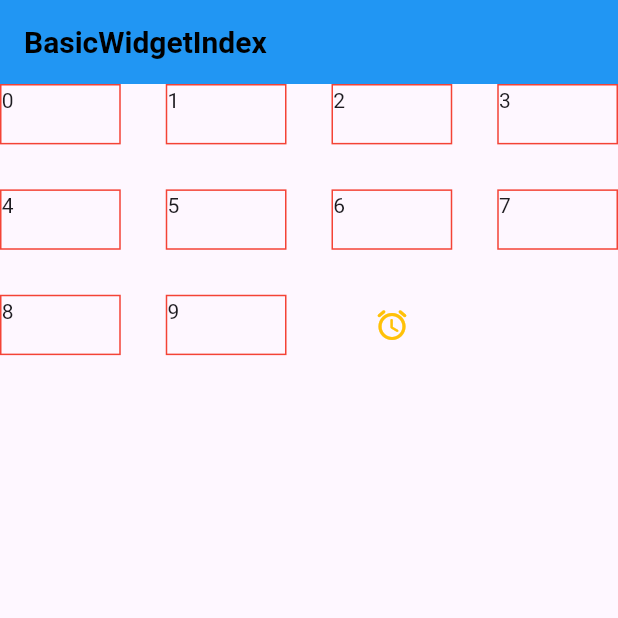
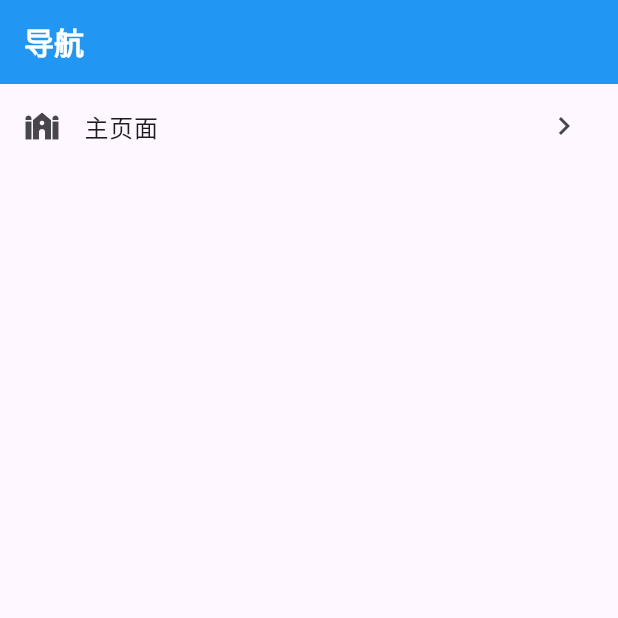
Before and after one commit to ChaoQunPeng/pcq-flutter-scaffold, a Flutter app: the screen it shows after launch, on a phone screen of 412 x 824 dp, the top half of it. Run offline on Flutter 3.47's test engine with Material 3 defaults, Android fonts, the phone set to English and light mode, and no system bars; our stand-ins replace get.

Commit message:
✨ feat: 增加路由配置

```diff
--- /dev/null
+++ b/lib/common/routers/index.dart
@@ -0,0 +1,3 @@
+export './names.dart';
+export './pages.dart';
+export './observers.dart';
--- /dev/null
+++ b/lib/common/routers/names.dart
@@ -0,0 +1,12 @@
+/*
+ * @Author: PengChaoQun 1152684231@qq.com
+ * @Date: 2024-06-16 15:06:38
+ * @LastEditors: PengChaoQun 1152684231@qq.com
+ * @LastEditTime: 2024-06-16 15:09:14
+ * @FilePath: /pcq_flutter_app/lib/common/routers/names.dart
+ * @Description:
+ */
+class RouteNames {
+  static const indexView = '/index_view';
+  static const main = '/main';
+}
--- /dev/null
+++ b/lib/common/routers/pages.dart
@@ -0,0 +1,30 @@
+/*
+ * @Author: PengChaoQun 1152684231@qq.com
+ * @Date: 2024-06-16 15:06:44
+ * @LastEditors: PengChaoQun 1152684231@qq.com
+ * @LastEditTime: 2024-06-16 15:35:21
+ * @FilePath: /pcq_flutter_app/lib/common/routers/pages.dart
+ * @Description:
+ */
+import 'package:flutter/material.dart';
+import 'package:get/get.dart';
+import 'package:pcq_flutter_app/pages/index_view/index.dart';
+
+import '../../pages/index.dart';
+import 'index.dart';
+
+class RoutePages {
+  static final RouteObserver<Route> observer = RouteObservers();
+  static List<String> history = [];
+
+  static List<GetPage> list = [
+    GetPage(
+      name: "/",
+      page: () => const IndexViewPage(),
+    ),
+    GetPage(
+      name: RouteNames.main,
+      page: () => const MainPage(),
+    ),
+  ];
+}
--- a/lib/main.dart
+++ b/lib/main.dart
@@ -2,15 +2,14 @@
  * @Author: PengChaoQun 1152684231@qq.com
  * @Date: 2024-06-08 15:49:16
  * @LastEditors: PengChaoQun 1152684231@qq.com
- * @LastEditTime: 2024-06-15 15:07:17
+ * @LastEditTime: 2024-06-16 15:39:44
  * @FilePath: /pcq_flutter_app/lib/main.dart
  * @Description:
  */
 import 'package:flutter/material.dart';
 import 'package:get/get.dart';
 import 'package:pcq_flutter_app/common/index.dart';
-import 'package:pcq_flutter_app/pages/basic_widget_index/basic_widget_index.dart';
-import 'pages/index.dart';
+import 'package:pcq_flutter_app/pages/index_view/index.dart';
 
 void main() {
   runApp(const MyApp());
@@ -28,16 +27,24 @@ class MyApp extends StatelessWidget {
         appBarTheme: const AppBarTheme(
           color: Colors.blue,
           titleTextStyle: TextStyle(
-            color: Colors.black,
+            color: Colors.white,
             fontSize: 20,
             fontWeight: FontWeight.bold,
+          ),
+          iconTheme: IconThemeData(
+            color: Colors.white,
           ),
         ),
         // colorScheme: ColorScheme.fromSeed(seedColor: Colors.deepPurple),
         // scaffoldBackgroundColor: Colors.amber,
         useMaterial3: true,
       ),
-      home: const BasicWidgetIndex(),
+
+      // home: const IndexViewPage(),
+      // 路由
+      initialRoute: RouteNames.indexView,
+      getPages: RoutePages.list,
+      navigatorObservers: [RoutePages.observer],
     );
   }
 }
--- /dev/null
+++ b/lib/pages/index_view/controller.dart
@@ -0,0 +1,38 @@
+/*
+ * @Author: PengChaoQun 1152684231@qq.com
+ * @Date: 2024-06-16 11:56:50
+ * @LastEditors: PengChaoQun 1152684231@qq.com
+ * @LastEditTime: 2024-06-16 15:30:15
+ * @FilePath: /pcq_flutter_app/lib/pages/index_view/controller.dart
+ * @Description:
+ */
+import 'package:get/get.dart';
+import 'package:pcq_flutter_app/common/index.dart';
+
+class IndexViewController extends GetxController {
+  IndexViewController();
+
+  _initData() {
+    update(["index_view"]);
+  }
+
+  goMainView() {
+    Get.toNamed(RouteNames.main);
+  }
+
+  // @override
+  // void onInit() {
+  //   super.onInit();
+  // }
+
+  @override
+  void onReady() {
+    super.onReady();
+    _initData();
+  }
+
+  // @override
+  // void onClose() {
+  //   super.onClose();
+  // }
+}
--- /dev/null
+++ b/lib/pages/index_view/index.dart
@@ -0,0 +1,4 @@
+library index_view;
+
+export 'controller.dart';
+export 'view.dart';
--- /dev/null
+++ b/lib/pages/index_view/view.dart
@@ -0,0 +1,47 @@
+/*
+ * @Author: PengChaoQun 1152684231@qq.com
+ * @Date: 2024-06-16 11:56:50
+ * @LastEditors: PengChaoQun 1152684231@qq.com
+ * @LastEditTime: 2024-06-16 15:43:33
+ * @FilePath: /pcq_flutter_app/lib/pages/index_view/view.dart
+ * @Description:
+ */
+import 'package:flutter/material.dart';
+import 'package:get/get.dart';
+
+import 'index.dart';
+import 'widgets/list_item.dart';
+
+
+class IndexViewPage extends GetView<IndexViewController> {
+  const IndexViewPage({Key? key}) : super(key: key);
+
+  // 主视图
+  Widget _buildView() {
+    return ListView(
+      children: [
+        ListItem(
+          title: "主页面",
+          icon: Icons.synagogue,
+          onTap: controller.goMainView,
+        ),
+      ],
+    );
+  }
+
+  @override
+  Widget build(BuildContext context) {
+    return GetBuilder<IndexViewController>(
+      init: IndexViewController(),
+      id: "index_view",
+      builder: (_) {
+        return Scaffold(
+          appBar: AppBar(title: const Text("导航")),
+          body: SafeArea(
+            child: _buildView(),
+          ),
+        );
+      },
+    );
+  }
+}
--- /dev/null
+++ b/lib/pages/index_view/widgets/list_item.dart
@@ -0,0 +1,44 @@
+/*
+ * @Author: PengChaoQun 1152684231@qq.com
+ * @Date: 2024-06-16 15:01:19
+ * @LastEditors: PengChaoQun 1152684231@qq.com
+ * @LastEditTime: 2024-06-16 15:13:11
+ * @FilePath: /pcq_flutter_app/lib/pages/index_view/widgets/list_item.dart
+ * @Description:
+ */
+import 'package:flutter/material.dart';
+
+class ListItem extends StatelessWidget {
+  const ListItem({
+    super.key,
+    required this.title,
+    this.subtitle,
+    this.icon,
+    this.onTap,
+  });
+
+  final String title;
+
+  final String? subtitle;
+
+  final IconData? icon;
+
+  final Function()? onTap;
+
+  @override
+  Widget build(BuildContext context) {
+    // InkWell要有onTap属性才会有水波纹效果
+    return InkWell(
+      onTap: () {
+        onTap!();
+      },
+      child: GestureDetector(
+        child: ListTile(
+          leading: Icon(icon ?? Icons.data_object),
+          title: Text(title),
+          trailing: const Icon(Icons.chevron_right),
+        ),
+      ),
+    );
+  }
+}
--- /dev/null
+++ b/lib/pages/main/index.dart
@@ -0,0 +1,4 @@
+library main;
+
+export './controller.dart';
+export './view.dart';
```
Also changed, not shown: lib/common/index.dart (+4 -3 lines), lib/common/routers/observers.dart (added, +62 -0 lines), lib/pages/index.dart (+2 -6 lines), lib/pages/main/controller.dart (added, +27 -0 lines), lib/pages/main/view.dart (added, +50 -0 lines).
